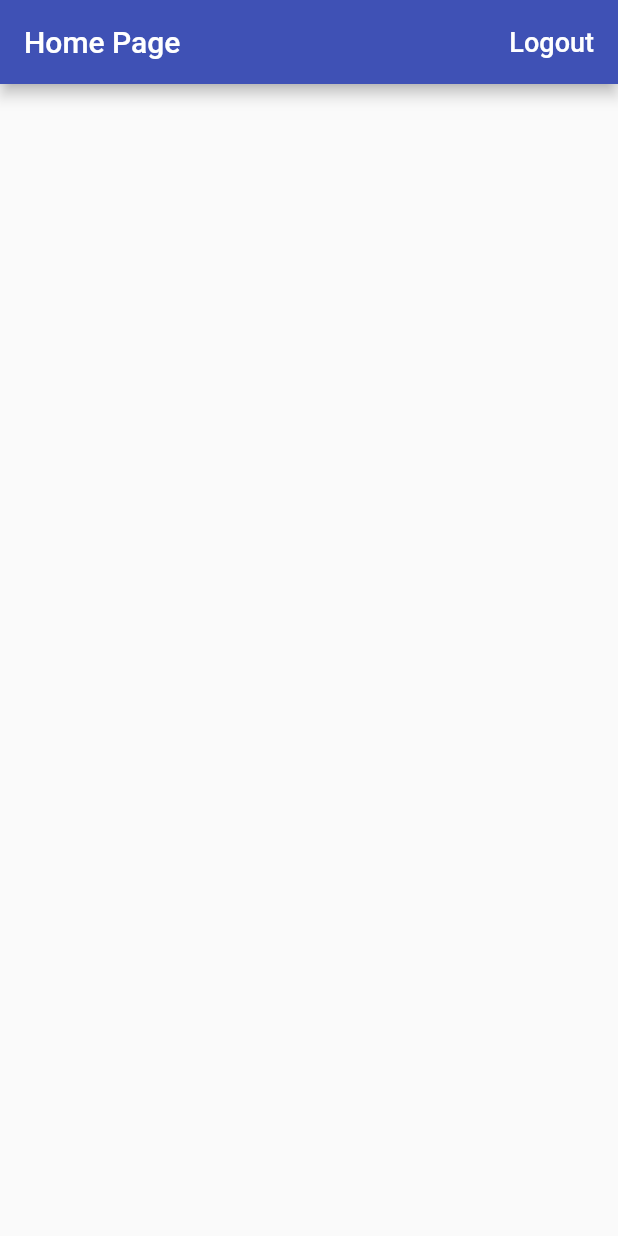
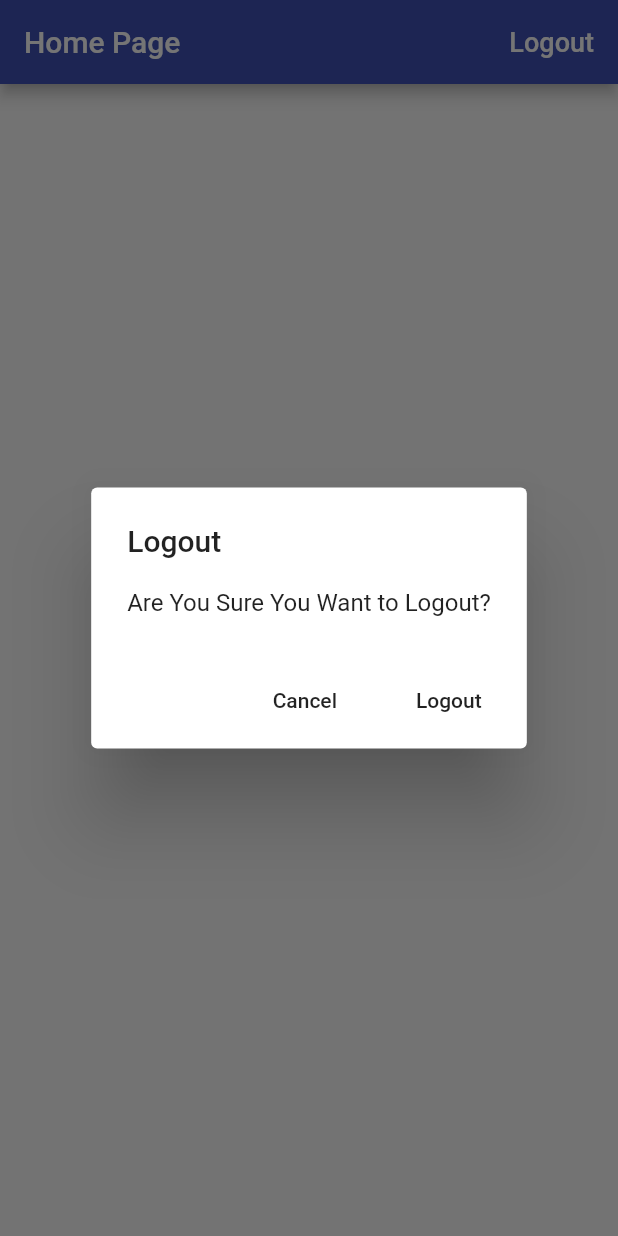
Before and after one commit to sidB67/TimeTrack, a Flutter app: the screen it shows once a user with an empty profile is signed in, after a tap on "Logout", on a phone screen of 412 x 824 dp. Run offline on Flutter 3.47's test engine with Material 2 defaults, Android fonts, the phone set to English and light mode, and no system bars; our stand-ins replace firebase_auth, firebase_core, google_sign_in; accounts and stored records are empty.

Commit message:
PlatformDialog

```diff
--- a/lib/app/homepage.dart
+++ b/lib/app/homepage.dart
@@ -2,6 +2,7 @@ import 'package:flutter/material.dart';
 import 'dart:async';
 
 import 'package:time_tracker_flutter_course/app/services/auth.dart';
+import 'package:time_tracker_flutter_course/common_widgets/platform_alertdialog.dart';
 class HomePage extends StatelessWidget {
   HomePage({@required this.auth});
 
@@ -14,6 +15,20 @@ class HomePage extends StatelessWidget {
       print(e.toString());
     }
   }
+
+  Future<void> _confirmSignOut(BuildContext context) async{
+   final didRequestSignOut = await PlatformAlertDialog(title: 'Logout',
+    content: 'Are You Sure You Want to Logout?',
+    defaultActionText: 'Logout',
+    cancelActionText: 'Cancel',
+    ).show(context);
+
+    if(didRequestSignOut==true){
+      _signOut();
+    }
+
+  }
+
   @override
   Widget build(BuildContext context) {
     return Scaffold(
@@ -30,7 +45,7 @@ class HomePage extends StatelessWidget {
               fontSize: 18,
             ),
           ),
-          onPressed: _signOut,
+          onPressed: ()=> _confirmSignOut(context),
           ),
         ],
       ),
--- /dev/null
+++ b/lib/common_widgets/platform_alertdialog.dart
@@ -0,0 +1,90 @@
+import 'dart:io';
+
+import 'package:time_tracker_flutter_course/common_widgets/platform_widgets.dart';
+import 'package:flutter/material.dart';
+import 'package:flutter/cupertino.dart';
+import 'dart:async';
+class PlatformAlertDialog extends PlatformWidget {
+  PlatformAlertDialog(
+      {@required this.title,
+      @required this.content,
+      @required this.defaultActionText,
+      this.cancelActionText})
+      : assert(title != null),
+        assert(content != null),
+        assert(defaultActionText != null);
+  final String title;
+  final String content;
+  final String defaultActionText;
+  final String cancelActionText;
+  Future<bool> show(BuildContext context)async{
+    return Platform.isIOS? await showCupertinoDialog<bool>(
+      context: context,
+      builder: (context)=> this
+    )
+    :await showDialog<bool>(
+      context: context,
+      builder: (context)=> this,
+      barrierDismissible: false
+
+    );
+  }
+
+  @override
+  Widget buildCupertinoWidget(BuildContext context) {
+    return CupertinoAlertDialog(
+       title: Text(title),
+      content: Text(content),
+      actions: buildAction(context),
+    );
+  }
+  @override
+  Widget buildMaterialWidget(BuildContext context) {
+    return AlertDialog(
+      title: Text(title),
+      content: Text(content),
+      actions: buildAction(context),
+    );
+  }
+  List<Widget> buildAction(BuildContext context){
+    final action = <Widget> [];
+    if(cancelActionText!=null){
+      action.add(
+        PlaformAlertDialogAction(
+         child: Text(cancelActionText),
+         onPressed: ()=> Navigator.of(context).pop(false),
+       )
+      );
+    }
+    action.add(
+       PlaformAlertDialogAction(
+         child: Text(defaultActionText),
+         onPressed: ()=> Navigator.of(context).pop(true),
+       )
+    );
+    return action;
+  }
+}
+
+class PlaformAlertDialogAction extends PlatformWidget{
+  final Widget child;
+  final VoidCallback onPressed;
+
+  PlaformAlertDialogAction({this.child, this.onPressed});
+
+  @override
+  Widget buildCupertinoWidget(BuildContext context) {
+      return CupertinoDialogAction(
+        child: child,
+        onPressed: onPressed,
+      );
+    }
+
+    @override
+    Widget buildMaterialWidget(BuildContext context) {
+    return FlatButton(
+      child: child,
+      onPressed: onPressed,
+    );
+  }
+}
--- /dev/null
+++ b/lib/common_widgets/platform_widgets.dart
@@ -0,0 +1,17 @@
+import 'dart:io';
+
+import 'package:flutter/material.dart';
+
+abstract class PlatformWidget extends StatelessWidget {
+  Widget buildCupertinoWidget(BuildContext context);
+  Widget buildMaterialWidget(BuildContext context);
+  @override
+  Widget build(BuildContext context) {
+    if(Platform.isIOS){
+      return buildCupertinoWidget(context);
+    }
+    else{
+      return buildMaterialWidget(context);
+    }
+  }
+}
```
Also changed, not shown: lib/app/sign_in/email_signin_form.dart (+10 -2 lines).
